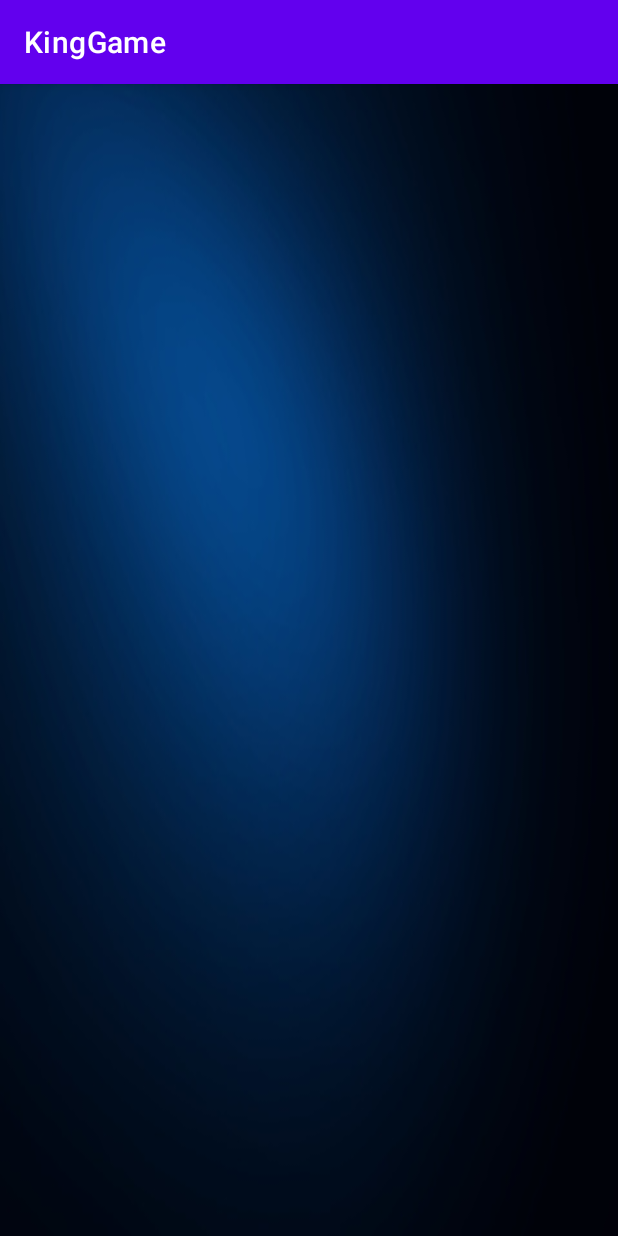
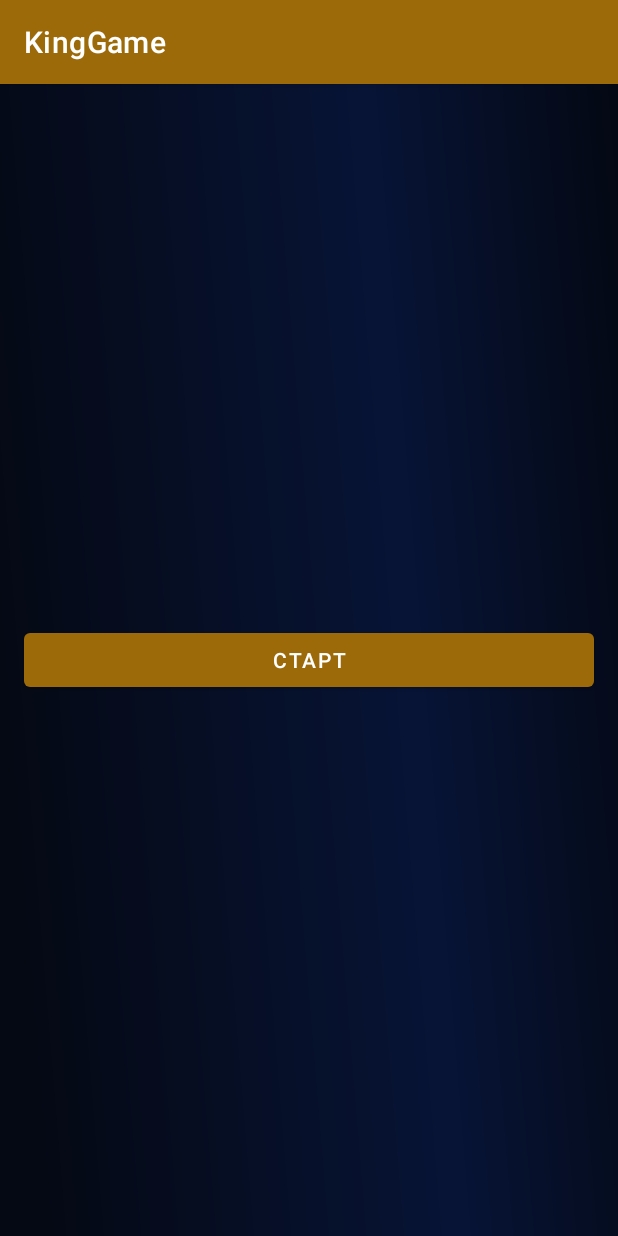
Before and after one commit to Nekobitlz/KingGame, an Android app: the screen it shows after launch (MainActivity), on a phone screen of 412 x 824 dp. Run offline under Robolectric (Android 15) with nearby library versions, the phone set to English and light mode, and no system bars.

Commit message:
Support graphic handling from outside

```diff
--- a/app/src/main/java/ru/spbstu/king_game/MainActivity.kt
+++ b/app/src/main/java/ru/spbstu/king_game/MainActivity.kt
@@ -16,7 +16,7 @@ class MainActivity : AppCompatActivity() {
 
         if (savedInstanceState == null) {
             // todo check isAuthorized)
-            Navigator.toCurrentGame()
+            Navigator.toStart()
         }
     }
 }
--- a/app/src/main/java/ru/spbstu/king_game/engine/controller/GameStateController.kt
+++ b/app/src/main/java/ru/spbstu/king_game/engine/controller/GameStateController.kt
@@ -2,20 +2,35 @@ package ru.spbstu.king_game.engine.controller
 
 import kotlinx.coroutines.flow.MutableStateFlow
 import kotlinx.coroutines.flow.asStateFlow
+import ru.spbstu.king_game.data.dto.card.CardSuit
+import ru.spbstu.king_game.data.vo.BaseFieldObject
+import ru.spbstu.king_game.data.vo.CardVO
+import ru.spbstu.king_game.data.vo.PlayerVO
 import ru.spbstu.king_game.engine.data.FieldState
 import ru.spbstu.king_game.engine.data.GameState
+import ru.spbstu.king_game.view.utils.dpToPx
 import java.util.*
 
 class GameStateController {
 
-    private val _stateSharedFlow = MutableStateFlow<GameState>(GameState.Prepared)
-    val stateSharedFlow = _stateSharedFlow.asStateFlow()
+    private val _gameStateFlow = MutableStateFlow<GameState>(GameState.Prepared)
+    val gameStateFlow = _gameStateFlow.asStateFlow()
 
-    private val _fieldStateSharedFlow = MutableStateFlow(FieldState(LinkedList(), listOf()))
-    val fieldStateSharedFlow = _fieldStateSharedFlow.asStateFlow()
+    private val debugCards get() = mutableListOf<CardVO>().apply {
+        repeat(8) { add(CardVO(CardSuit.CLUBS, 6, BaseFieldObject("$it", 0, 0,
+            65.dpToPx.toInt(), 85.dpToPx.toInt()))) }
+    }
+    private val _fieldStateFlow = MutableStateFlow(FieldState(LinkedList(),
+        mutableListOf<PlayerVO>().apply {
+            repeat(4) {
+                add(PlayerVO("$it", "Player$it", debugCards))
+            }
+        }
+    ))
+    val fieldStateFlow = _fieldStateFlow.asStateFlow()
 
     init {
         // todo get state from backend
-        _stateSharedFlow.tryEmit(GameState.Started)
+        _gameStateFlow.tryEmit(GameState.Started)
     }
 }
--- a/app/src/main/java/ru/spbstu/king_game/engine/repository/CurrentUserRepository.kt
+++ b/app/src/main/java/ru/spbstu/king_game/engine/repository/CurrentUserRepository.kt
@@ -4,7 +4,7 @@ import ru.spbstu.king_game.data.dto.player.User
 
 class CurrentUserRepository {
 
-    val currentUserId get() = currentUser?.id
+    val currentUserId get() = "0"//currentUser?.id
 
     private var currentUser: User? = null
 
--- a/app/src/main/java/ru/spbstu/king_game/navigation/Navigator.kt
+++ b/app/src/main/java/ru/spbstu/king_game/navigation/Navigator.kt
@@ -8,12 +8,17 @@ import com.google.android.material.snackbar.Snackbar
 import ru.spbstu.king_game.MainActivity
 import ru.spbstu.king_game.R
 import ru.spbstu.king_game.view.CurrentGameFragment
+import ru.spbstu.king_game.view.StartFragment
 
 object Navigator {
     var activity: MainActivity? = null
 
     fun toCurrentGame() {
-        navigateTo(CurrentGameFragment())
+        navigateTo(CurrentGameFragment(), addToBackstack = true)
+    }
+
+    fun toStart() {
+        navigateTo(StartFragment())
     }
 
     fun showSnackBar(view: View, text: String) {
--- a/app/src/main/java/ru/spbstu/king_game/view/CurrentGameFragment.kt
+++ b/app/src/main/java/ru/spbstu/king_game/view/CurrentGameFragment.kt
@@ -10,18 +10,21 @@ import com.afollestad.materialdialogs.MaterialDialog
 import kotlinx.coroutines.CoroutineScope
 import kotlinx.coroutines.Dispatchers
 import kotlinx.coroutines.flow.collect
+import kotlinx.coroutines.flow.launchIn
 import kotlinx.coroutines.flow.onEach
 import kotlinx.coroutines.launch
 import ru.spbstu.king_game.R
 import ru.spbstu.king_game.databinding.FragmentCurrentGameBinding
 import ru.spbstu.king_game.engine.controller.GameStateController
 import ru.spbstu.king_game.engine.data.GameState
+import ru.spbstu.king_game.engine.repository.CurrentUserRepository
 
 class CurrentGameFragment : Fragment() {
 
     private var _binding: FragmentCurrentGameBinding? = null
     private val binding get() = _binding!!
 
+    private val currentUserRepository = CurrentUserRepository()
     private val gameStateController = GameStateController()
 
     override fun onCreateView(
@@ -34,8 +37,8 @@ class CurrentGameFragment : Fragment() {
 
     override fun onViewCreated(view: View, savedInstanceState: Bundle?) {
         super.onViewCreated(view, savedInstanceState)
-        CoroutineScope(Dispatchers.Main).launch {
-            gameStateController.stateSharedFlow.onEach {
+        binding.fieldView.currentUserRepository = currentUserRepository
+        gameStateController.gameStateFlow.onEach {
             when (it) {
                 GameState.Finished -> {
                     MaterialDialog(requireContext())
@@ -57,10 +60,10 @@ class CurrentGameFragment : Fragment() {
                     binding.fieldView.invalidate()
                 }
             }
-            }.collect()
-            gameStateController.fieldStateSharedFlow.onEach {
+        }.launchIn(CoroutineScope(Dispatchers.Main))
+        gameStateController.fieldStateFlow.onEach {
             binding.fieldView.fieldState = it
-            }.collect()
+            binding.fieldView.invalidate()
+        }.launchIn(CoroutineScope(Dispatchers.Main))
     }
 }
-}
--- /dev/null
+++ b/app/src/main/java/ru/spbstu/king_game/view/StartFragment.kt
@@ -0,0 +1,31 @@
+package ru.spbstu.king_game.view
+
+import android.os.Bundle
+import android.view.LayoutInflater
+import android.view.View
+import android.view.ViewGroup
+import androidx.fragment.app.Fragment
+import ru.spbstu.king_game.databinding.FragmentStartBinding
+import ru.spbstu.king_game.navigation.Navigator
+
+class StartFragment : Fragment() {
+
+    private var _binding: FragmentStartBinding? = null
+    private val binding get() = _binding!!
+
+    override fun onCreateView(
+        inflater: LayoutInflater,
+        container: ViewGroup?,
+        savedInstanceState: Bundle?
+    ): View {
+        _binding = FragmentStartBinding.inflate(inflater, container, false)
+        return binding.root
+    }
+
+    override fun onViewCreated(view: View, savedInstanceState: Bundle?) {
+        super.onViewCreated(view, savedInstanceState)
+        binding.btnStart.setOnClickListener {
+            Navigator.toCurrentGame()
+        }
+    }
+}
--- a/app/src/main/java/ru/spbstu/king_game/view/features/rules/RuleItemAdapter.kt
+++ b/app/src/main/java/ru/spbstu/king_game/view/features/rules/RuleItemAdapter.kt
@@ -4,7 +4,7 @@ import androidx.recyclerview.widget.RecyclerView
 import android.view.LayoutInflater
 import android.view.ViewGroup
 import android.widget.TextView
-import ru.spbstu.king_game.databinding.FragmentRulesBinding
+import ru.spbstu.king_game.databinding.ItemRuleBinding
 import ru.spbstu.king_game.view.features.rules.data.RuleItem
 
 class RuleItemAdapter(
@@ -13,7 +13,7 @@ class RuleItemAdapter(
 
     override fun onCreateViewHolder(parent: ViewGroup, viewType: Int): ViewHolder {
         return ViewHolder(
-            FragmentRulesBinding.inflate(
+            ItemRuleBinding.inflate(
                 LayoutInflater.from(parent.context),
                 parent,
                 false
@@ -28,7 +28,7 @@ class RuleItemAdapter(
 
     override fun getItemCount(): Int = values.size
 
-    inner class ViewHolder(binding: FragmentRulesBinding) : RecyclerView.ViewHolder(binding.root) {
+    class ViewHolder(binding: ItemRuleBinding) : RecyclerView.ViewHolder(binding.root) {
         private val tvTitle: TextView = binding.tvTitle
         private val tvDescription: TextView = binding.tvDescription
 
--- /dev/null
+++ b/app/src/main/res/drawable/rectangle_background.xml
@@ -0,0 +1,27 @@
+<vector xmlns:android="http://schemas.android.com/apk/res/android"
+    xmlns:aapt="http://schemas.android.com/aapt"
+    android:width="360dp"
+    android:height="640dp"
+    android:viewportWidth="360"
+    android:viewportHeight="640">
+    <path android:pathData="M0,0h360v640h-360z">
+        <aapt:attr name="android:fillColor">
+            <gradient
+                android:endX="-24.88"
+                android:endY="33.41"
+                android:startX="360"
+                android:startY="0"
+                android:type="linear">
+                <item
+                    android:color="#FF040813"
+                    android:offset="0" />
+                <item
+                    android:color="#FF071436"
+                    android:offset="0.38" />
+                <item
+                    android:color="#FF050914"
+                    android:offset="1" />
+            </gradient>
+        </aapt:attr>
+    </path>
+</vector>
--- a/app/src/main/res/layout/fragment_rules_list.xml
+++ b/app/src/main/res/layout/fragment_rules_list.xml
@@ -11,4 +11,4 @@
     android:background="@drawable/table_background"
     app:layoutManager="LinearLayoutManager"
     tools:context=".view.features.rules.RulesFragment"
-    tools:listitem="@layout/fragment_rules" />
+    tools:listitem="@layout/item_rule" />
--- /dev/null
+++ b/app/src/main/res/layout/fragment_start.xml
@@ -0,0 +1,19 @@
+<?xml version="1.0" encoding="utf-8"?>
+<androidx.constraintlayout.widget.ConstraintLayout xmlns:android="http://schemas.android.com/apk/res/android"
+    xmlns:app="http://schemas.android.com/apk/res-auto"
+    android:layout_width="match_parent"
+    android:layout_height="match_parent"
+    android:background="@drawable/rectangle_background">
+
+    <Button
+        android:id="@+id/btn_start"
+        android:layout_width="match_parent"
+        android:layout_height="wrap_content"
+        android:layout_marginHorizontal="16dp"
+        android:text="@string/start"
+        app:layout_constraintBottom_toBottomOf="parent"
+        app:layout_constraintEnd_toEndOf="parent"
+        app:layout_constraintStart_toStartOf="parent"
+        app:layout_constraintTop_toTopOf="parent" />
+
+</androidx.constraintlayout.widget.ConstraintLayout>
--- a/app/src/main/res/values/strings.xml
+++ b/app/src/main/res/values/strings.xml
@@ -24,4 +24,7 @@
     <string name="game_over">Игра окончена</string>
     <string name="game_paused">Игра приостановлена</string>
     <string name="game_prepared">Ожидаем начала игры</string>
+
+    <string name="start">Старт</string>
+    <string name="your_step">Ваш ход</string>
 </resources>
--- a/app/src/main/res/values/themes.xml
+++ b/app/src/main/res/values/themes.xml
@@ -2,7 +2,7 @@
     <!-- Base application theme. -->
     <style name="Theme.KingGame" parent="Theme.MaterialComponents.DayNight.DarkActionBar">
         <!-- Primary brand color. -->
-        <item name="colorPrimary">@color/purple_500</item>
+        <item name="colorPrimary">@color/accent_color</item>
         <item name="colorPrimaryVariant">@color/purple_700</item>
         <item name="colorOnPrimary">@color/white</item>
         <!-- Secondary brand color. -->
```
Also changed, not shown: app/src/main/java/ru/spbstu/king_game/data/vo/BaseFieldObject.kt (added, +23 -0 lines), app/src/main/java/ru/spbstu/king_game/data/vo/BaseFieldVO.kt (deleted, +0 -13 lines), app/src/main/java/ru/spbstu/king_game/data/vo/CardVO.kt (+2 -6 lines), app/src/main/java/ru/spbstu/king_game/view/custom/DraggingState.kt (+9 -3 lines), app/src/main/java/ru/spbstu/king_game/view/custom/FieldView.kt (+149 -53 lines), app/src/main/java/ru/spbstu/king_game/view/utils/ViewUtils.kt (added, +14 -0 lines), app/src/main/res/layout/item_rule.xml (renamed from app/src/main/res/layout/fragment_rules.xml). Lines whose indentation alone changed are shown as unchanged.
